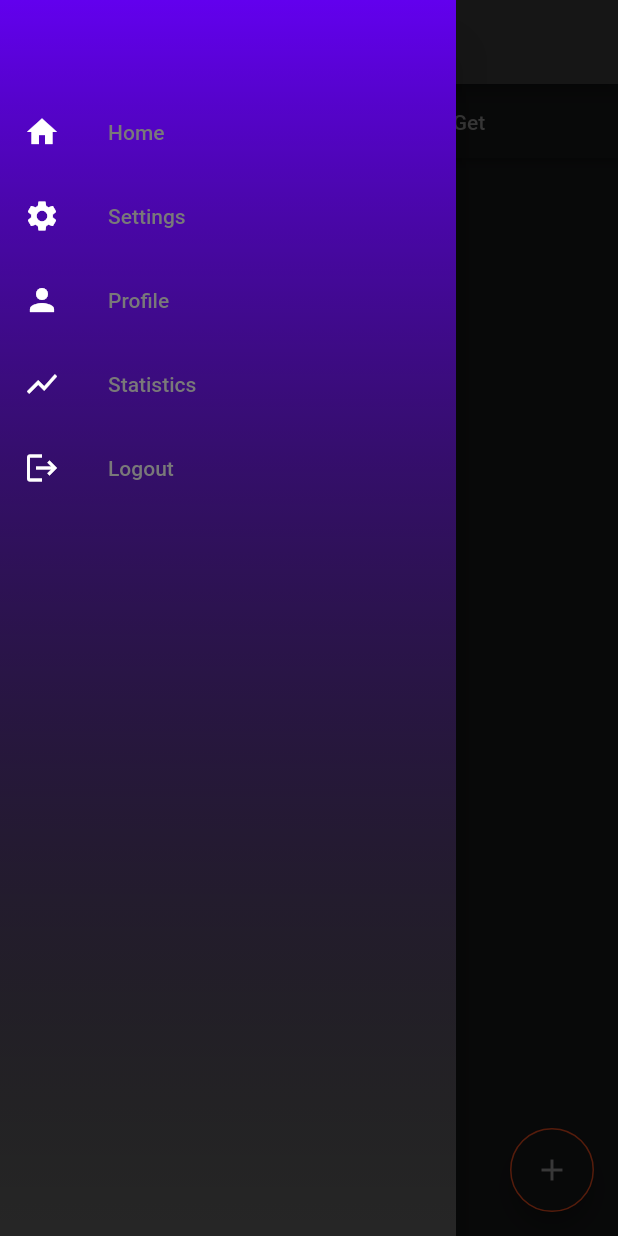
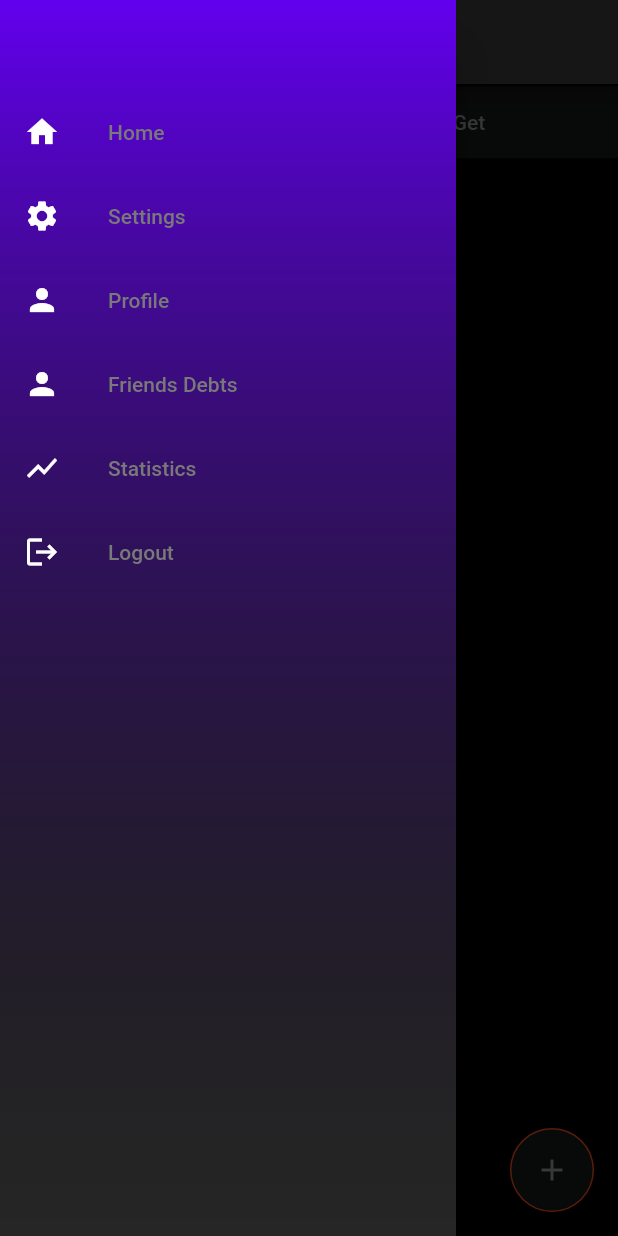
Before and after one commit to Hiebeler/Debt-Manager, a Flutter app: the Home screen opened directly, with the side drawer open, on a phone screen of 412 x 824 dp. Run offline on Flutter 3.47's test engine with Material 2 defaults, Android fonts, the phone set to English and light mode, and no system bars; our stand-ins replace cloud_firestore, firebase_auth, firebase_core, firebase_storage, google_sign_in, hive and 3 more; accounts and stored records are empty.

Commit message:
DebtsFriends added

```diff
--- a/lib/home/data_repository.dart
+++ b/lib/home/data_repository.dart
@@ -44,4 +44,8 @@ class DataRepository {
     return collection.doc(friendsUid).get();
   }
 
+  Stream<QuerySnapshot> getFriendsDebts(String uid) {
+    return collection.where("friendsDebts", arrayContains: {"uid": uid}).snapshots();
+  }
+
 }
--- a/lib/home/home.dart
+++ b/lib/home/home.dart
@@ -1,12 +1,11 @@
-import 'dart:convert';
-
 import 'package:cloud_firestore/cloud_firestore.dart';
+import 'package:debtmanager/home/Debt-Card/debt_card.dart';
 import 'package:debtmanager/home/add_debt.dart';
-import 'package:debtmanager/home/Debt-Card/debt_card.dart';
 import 'package:debtmanager/home/side_bar.dart';
 import 'package:firebase_auth/firebase_auth.dart';
 import 'package:flutter/material.dart';
 import 'package:flutter/painting.dart';
+
 import '/generated/l10n.dart';
 import 'data_repository.dart';
 
@@ -52,9 +51,7 @@ class _HomeState extends State<Home> {
         backgroundColor: Theme.of(context).colorScheme.onBackground,
         title: Center(child: Text(S.of(context).debtManager)),
       ),
-      body: Container(
-        color: Theme.of(context).colorScheme.background,
-        child: Column(
+      body: Column(
         mainAxisAlignment: MainAxisAlignment.start,
         children: [
           Row(
@@ -138,7 +135,6 @@ class _HomeState extends State<Home> {
           ),
         ],
       ),
-      ),
       floatingActionButton: FloatingActionButton(
           child: const Icon(
             Icons.add,
@@ -166,17 +162,16 @@ class IGetIOweButton extends StatelessWidget {
   final Function changeIOweOrIGet;
   final bool isIOwe;
 
-  IGetIOweButton(
-      {required this.text,
+  IGetIOweButton({
+    required this.text,
     required this.isIOwe,
-      required this.changeIOweOrIGet,});
+    required this.changeIOweOrIGet,
+  });
 
   @override
   Widget build(BuildContext context) {
     return ElevatedButton(
-      onPressed: () => {
-        changeIOweOrIGet(isIOwe)
-      },
+      onPressed: () => {changeIOweOrIGet(isIOwe)},
       child: Text(
         text,
         style: Theme.of(context).textTheme.bodyText1,
--- a/lib/home/side_bar.dart
+++ b/lib/home/side_bar.dart
@@ -1,10 +1,12 @@
+import 'package:debtmanager/authentication/sign_in.dart';
+import 'package:debtmanager/home/friendsDebts.dart';
 import 'package:debtmanager/home/profile.dart';
 import 'package:debtmanager/settings.dart';
-import 'package:debtmanager/authentication/sign_in.dart';
 import 'package:firebase_auth/firebase_auth.dart';
 import 'package:flutter/material.dart';
+
+import '/generated/l10n.dart';
 import '../stats.dart';
-import '/generated/l10n.dart';
 import 'home.dart';
 
 class NavDrawer extends StatelessWidget {
@@ -40,26 +42,42 @@ class NavDrawer extends StatelessWidget {
             ListTile(
               leading: const Icon(Icons.home),
               title: Text(S.of(context).homescreen),
-              onTap: () => {Navigator.of(context).push(
-                  MaterialPageRoute(builder: (context) => Home()))},
+              onTap: () => {
+                Navigator.of(context)
+                    .push(MaterialPageRoute(builder: (context) => Home()))
+              },
             ),
             ListTile(
               leading: const Icon(Icons.settings),
               title: Text(S.of(context).settings),
-              onTap: () => {Navigator.of(context).push(
-                  MaterialPageRoute(builder: (context) => const Settings()))},
+              onTap: () => {
+                Navigator.of(context).push(
+                    MaterialPageRoute(builder: (context) => const Settings()))
+              },
             ),
             ListTile(
               leading: const Icon(Icons.person),
               title: Text(S.of(context).profile),
-              onTap: () => {Navigator.of(context).push(
-                  MaterialPageRoute(builder: (context) => const Friends()))},
+              onTap: () => {
+                Navigator.of(context).push(
+                    MaterialPageRoute(builder: (context) => const Friends()))
+              },
+            ),
+            ListTile(
+              leading: const Icon(Icons.person),
+              title: Text("Friends Debts"),
+              onTap: () => {
+                Navigator.of(context).push(MaterialPageRoute(
+                    builder: (context) => FriendsDebts()))
+              },
             ),
             ListTile(
               leading: const Icon(Icons.show_chart),
               title: Text(S.of(context).stats),
-              onTap: () => {Navigator.of(context).push(
-                  MaterialPageRoute(builder: (context) => Stats()))},
+              onTap: () => {
+                Navigator.of(context)
+                    .push(MaterialPageRoute(builder: (context) => Stats()))
+              },
             ),
             ListTile(
               leading: const Icon(Icons.logout),
```
Also changed, not shown: lib/home/friendsDebts.dart (added, +57 -0 lines). Lines whose indentation alone changed are shown as unchanged.
